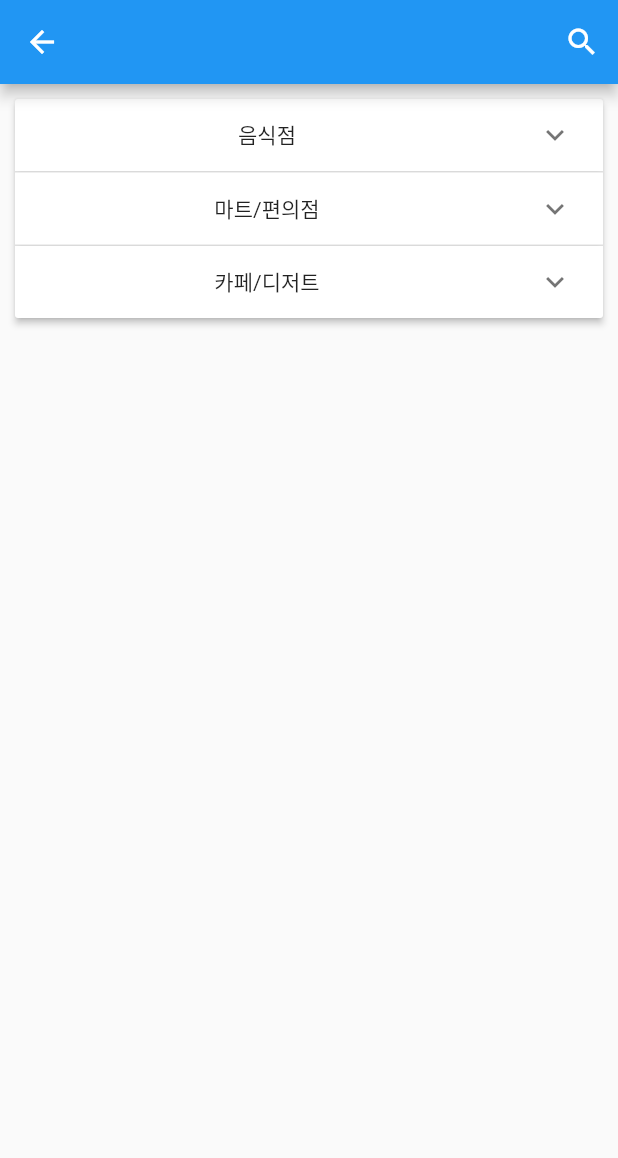
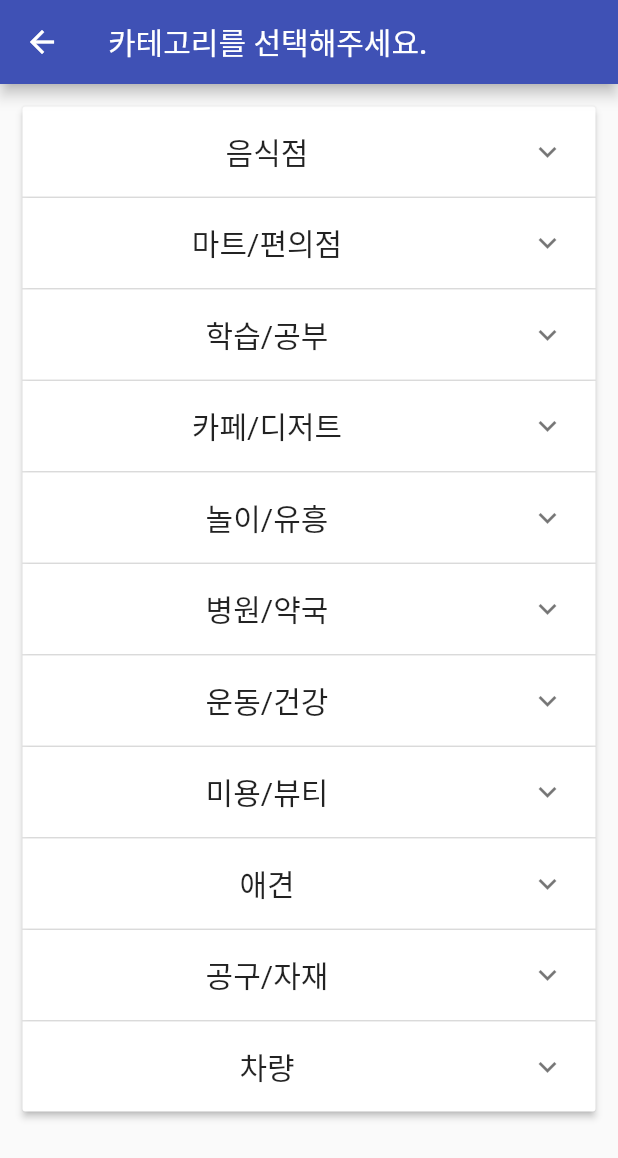
Before and after one commit to JJulme/jigu, a Flutter app: the screen it shows after launch, after a tap on "카테고리", on a phone screen of 412 x 824 dp. Shown: the top 1158 px of the screen. Run offline on Flutter 3.47's test engine with Material 2 defaults, Android fonts, the light colour scheme and no system bars; our stand-ins replace fluttertoast, get, image_picker, share.

Commit message:
kategorie 수정

```diff
--- a/lib/main.dart
+++ b/lib/main.dart
@@ -11,8 +11,9 @@ class App extends StatelessWidget {
 
   @override
   Widget build(BuildContext context) {
-    return const GetMaterialApp(
-      home: HomeScreen(),
+    return GetMaterialApp(
+      theme: ThemeData(primarySwatch: Colors.indigo),
+      home: const HomeScreen(),
     );
   }
 }
--- /dev/null
+++ b/lib/model/kategorie_model.dart
@@ -0,0 +1,90 @@
+class Kategorie {
+  var kategorie = {
+    "음식점": [
+      "고기집",
+      "한식",
+      "중식",
+      "양식",
+      "치킨",
+      "피자",
+      "분식",
+      "아시안",
+      "패스트푸드",
+      "주점",
+    ],
+    "마트/편의점": [
+      "마트",
+      "편의점",
+      "생활용품",
+      "과일가게",
+      "정육점",
+      "생선가게",
+    ],
+    "학습/공부": [
+      "스터디카페",
+      "수학학원",
+      "영어학원",
+      "교습학원",
+      "음악학원",
+      "미술학원",
+      "체육학원",
+      "고시/공무원 학원",
+      "토익학원",
+    ],
+    "카페/디저트": [
+      "카페",
+      "빵집",
+    ],
+    "놀이/유흥": [
+      "PC방",
+      "노래방",
+      "보드게임",
+      "방탈출",
+    ],
+    "병원/약국": [
+      "약국",
+      "내과",
+      "비뇨기과",
+      "산부인과",
+      "성형외과",
+      "소아과",
+      "안과",
+      "요양원",
+      "이비인후과",
+      "외과",
+      "정신과",
+      "종합병원",
+      "피부과",
+      "치과",
+    ],
+    "운동/건강": [
+      "헬스장",
+      "필라테스",
+      "실내운동",
+      "복싱장",
+      "태권도장",
+      "체육관",
+    ],
+    "미용/뷰티": [
+      "미용실",
+      "네일샵",
+      "왁싱샵",
+    ],
+    "애견": [
+      "동물병원",
+      "애완동물미용",
+      "애완동물 용품점",
+    ],
+    "공구/자재": [
+      "건축자재",
+      "철물점",
+      "전기자재",
+    ],
+    "차량": [
+      "자동차 수리점",
+      "오토바이 수리점",
+      "자동차 대리점",
+      "오토바이 대리점",
+    ],
+  };
+}
--- a/lib/screen/login/login_signup_screen.dart
+++ b/lib/screen/login/login_signup_screen.dart
@@ -12,11 +12,15 @@ class LoginSignupScreen extends StatefulWidget {
 }
 
 class _LoginSignupScreenState extends State<LoginSignupScreen> {
+  //노드 설정
   final FocusNode _emailFocus = FocusNode();
   final FocusNode _passwordFocus = FocusNode();
   final FocusNode _passwordCompareFocus = FocusNode();
+  //폼 사용을 위한 글로벌 키 설정
   final formKey = GlobalKey<FormState>();
+  //비밀번호 비교를 위한 컨트롤러 설정
   final _passwordController = TextEditingController();
+  //값 저장을 위한 설정
   String email = "";
   String password1 = "";
   String password2 = "";
@@ -51,8 +55,8 @@ class _LoginSignupScreenState extends State<LoginSignupScreen> {
                             ),
                           ),
                           Container(
-                              margin: const EdgeInsets.fromLTRB(10, 0, 0, 25),
-                              height: 50,
+                              margin: const EdgeInsets.fromLTRB(10, 0, 0, 0),
+                              height: 48,
                               width: 70,
                               child: ElevatedButton(
                                 onPressed: () {},
@@ -77,7 +81,7 @@ class _LoginSignupScreenState extends State<LoginSignupScreen> {
                           ),
                           Container(
                               margin: const EdgeInsets.fromLTRB(10, 0, 0, 0),
-                              height: 50,
+                              height: 48,
                               width: 70,
                               child: ElevatedButton(
                                   onPressed: () {}, child: const Text("확인")))
@@ -123,6 +127,7 @@ class _LoginSignupScreenState extends State<LoginSignupScreen> {
 
   InputDecoration _textFormDecoration(hintText, helperText) {
     return InputDecoration(
+      contentPadding: const EdgeInsets.all(10),
       border: const OutlineInputBorder(),
       hintText: hintText,
       helperText: helperText,
@@ -176,8 +181,7 @@ class _LoginSignupScreenState extends State<LoginSignupScreen> {
         obscureText: true,
         keyboardType: TextInputType.visiblePassword,
         focusNode: _passwordCompareFocus,
-        decoration:
-            _textFormDecoration("비밀번호 설정", "특수문자, 대소문자, 숫자 포함 8자 이상 입력하세요."),
+        decoration: _textFormDecoration("비밀번호 확인", "비밀번호를 한번더 입력해주세요."),
         validator: (value) => CheckValidatePassword().comeparePassword(
             _passwordCompareFocus, _passwordController.text, value!));
   }
--- a/lib/screen/login/login_tos_screen.dart
+++ b/lib/screen/login/login_tos_screen.dart
@@ -28,7 +28,7 @@ class _LoginTosScreenState extends State<LoginTosScreen> {
   //bool 값에 따라 반환하는 아이콘 색이 바뀜
   dynamic changeIcon({required bool checked}) {
     return checked
-        ? const Icon(Icons.check_circle, size: 35, color: Colors.green)
+        ? const Icon(Icons.check_circle, size: 35, color: Colors.indigo)
         : const Icon(Icons.check_circle_outline, size: 35, color: Colors.grey);
   }
 
--- /dev/null
+++ b/lib/screen/noticeboard/noticeboard_expansiontile_screen.dart
@@ -0,0 +1,67 @@
+import 'package:flutter/material.dart';
+import 'package:jigu/model/kategorie_model.dart';
+
+class NoticeboardExpantiontileScreen extends StatefulWidget {
+  const NoticeboardExpantiontileScreen({super.key});
+
+  @override
+  State<NoticeboardExpantiontileScreen> createState() =>
+      _NoticeboardExpantiontileScreenState();
+}
+
+class _NoticeboardExpantiontileScreenState
+    extends State<NoticeboardExpantiontileScreen> {
+  //lib\model\kategorie_model.dart 에서 카테고리 가져오기
+  final kmodel = Kategorie().kategorie;
+
+  @override
+  Widget build(BuildContext context) {
+    //대분류의 개수반환
+    return Scaffold(
+      appBar: AppBar(title: const Text("연습칸")),
+      body: SafeArea(
+          child: SingleChildScrollView(
+        child: Container(
+          margin: const EdgeInsets.all(15),
+          child: Column(
+            children: [
+              for (var title in kmodel.keys)
+                ExpansionTile(
+                  title: Text(
+                    title,
+                    textAlign: TextAlign.center,
+                  ),
+                  children: [
+                    Container(
+                      margin: const EdgeInsets.all(10),
+                      child: GridView.builder(
+                        //index의 값 범위 지정해줌
+                        itemCount: kmodel[title]?.length,
+                        //높이 지정 에러 방지
+                        scrollDirection: Axis.vertical,
+                        shrinkWrap: true, //
+                        gridDelegate:
+                            const SliverGridDelegateWithFixedCrossAxisCount(
+                                crossAxisCount: 2,
+                                childAspectRatio: 4 / 1,
+                                mainAxisSpacing: 10,
+                                crossAxisSpacing: 10),
+                        //반복적으로 리스트 내 항목만큼 체크박스 만들어냄
+                        itemBuilder: (context, index) {
+                          return TextButton(
+                            //눌렀을 경우 어떻게 될지 정해야함
+                            onPressed: () {},
+                            child: Text(kmodel[title]![index]),
+                          );
+                        },
+                      ),
+                    )
+                  ],
+                ),
+            ],
+          ),
+        ),
+      )),
+    );
+  }
+}
--- a/lib/screen/noticeboard/noticeboard_kategorie_screen.dart
+++ b/lib/screen/noticeboard/noticeboard_kategorie_screen.dart
@@ -1,4 +1,6 @@
 import 'package:flutter/material.dart';
+import 'package:get/get.dart';
+import 'package:jigu/model/kategorie_model.dart';
 
 class NoticeboardKategorieScreen extends StatefulWidget {
   const NoticeboardKategorieScreen({super.key});
@@ -10,62 +12,66 @@ class NoticeboardKategorieScreen extends StatefulWidget {
 
 class _NoticeboardKategorieScreenState
     extends State<NoticeboardKategorieScreen> {
-  //대분류 카테고리
-  List<String> mainKategorie = ["음식점", "마트/편의점", "카페/디저트"];
-  //소분류 음식점
-  List<String> foodKategorie = [
-    "고기집",
-    "한식",
-    "중식",
-    "양식",
-    "아시안",
-    "패스트푸드",
-    "이자카야"
-  ];
+  //lib\model\kategorie_model.dart 에서 카테고리 가져오기
+  final kmodel = Kategorie().kategorie;
   @override
   Widget build(BuildContext context) {
-    //대분류의 개수반환
-    int mainIndex = mainKategorie.length;
-    //대분류 개수에 맞게 bool 리스트 생성
-    List<bool> isPanal = List.generate(mainIndex, (_) => false);
-
     return Scaffold(
       appBar: AppBar(
-        actions: [
-          IconButton(
-            onPressed: () {},
-            icon: const Icon(Icons.search),
-          )
-        ],
+        title: const Text("카테고리를 선택해주세요."),
       ),
       body: SafeArea(
-        child: SingleChildScrollView(
-          child: Column(
+          child: SingleChildScrollView(
+        child: Container(
+          margin: const EdgeInsets.all(15),
+          child: ExpansionPanelList.radio(
             children: [
-              Container(
-                padding: const EdgeInsets.all(10),
-                //ExpansionPanal 설명 유튜브 https://www.youtube.com/watch?v=2aJZzRMziJc
-                child: ExpansionPanelList(
-                  expansionCallback: (panelIndex, isExpanded) => setState(() {
-                    isPanal[panelIndex] = !isExpanded;
-                  }),
-                  children: [
-                    for (var i in mainKategorie)
-                      ExpansionPanel(
-                        //대분류의 이름이 들어갈 패널이름
-                        headerBuilder: (context, isOpened) =>
-                            Center(child: Text(i)),
-
-                        body: const Text("Open"),
-                        isExpanded: isPanal[0],
-                      ),
-                  ],
-                ),
-              ),
+              for (var title in kmodel.keys)
+                ExpansionPanelRadio(
+                  //패널의 위치값
+                  value: Text(title),
+                  //헤더 전체 클릭시 확장
+                  canTapOnHeader: true,
+                  //패널 제목 설정
+                  headerBuilder: (context, isExpanded) => Container(
+                      alignment: Alignment.center,
+                      margin: const EdgeInsets.symmetric(vertical: 15),
+                      child: Text(
+                        title,
+                        style: const TextStyle(fontSize: 20),
+                      )),
+                  //패널 펼쳤을 때 내용 설정
+                  body: GridView.builder(
+                    //index의 값 범위 지정해줌
+                    itemCount: kmodel[title]?.length,
+                    //높이 지정 에러 방지
+                    scrollDirection: Axis.vertical,
+                    shrinkWrap: true, //
+                    gridDelegate:
+                        const SliverGridDelegateWithFixedCrossAxisCount(
+                            crossAxisCount: 2,
+                            childAspectRatio: 4 / 1,
+                            mainAxisSpacing: 10,
+                            crossAxisSpacing: 10),
+                    itemBuilder: (context, index) {
+                      return TextButton(
+                        //눌렀을 경우 어떻게 될지 정해야함
+                        onPressed: () {
+                          // Get.to(NoticeboardScreen(), arguments: kmodel[title]![index]);
+                          Get.back(result: kmodel[title]![index]);
+                        },
+                        child: Text(
+                          kmodel[title]![index],
+                          style: const TextStyle(fontSize: 18),
+                        ),
+                      );
+                    },
+                  ),
+                )
             ],
           ),
         ),
-      ),
+      )),
     );
   }
 }
--- a/lib/screen/noticeboard/noticeboard_screen.dart
+++ b/lib/screen/noticeboard/noticeboard_screen.dart
@@ -1,10 +1,20 @@
 import 'package:flutter/material.dart';
+import 'package:get/get.dart';
+import 'package:jigu/screen/noticeboard/noticeboard_expansiontile_screen.dart';
 import 'package:jigu/screen/noticeboard/noticeboard_kategorie_screen.dart';
 import 'package:jigu/screen/search/search_screen.dart';
 import 'noticeboard_detail_screen.dart';
 
-class NoticeboardScreen extends StatelessWidget {
+class NoticeboardScreen extends StatefulWidget {
   const NoticeboardScreen({super.key});
+
+  @override
+  State<NoticeboardScreen> createState() => _NoticeboardScreenState();
+}
+
+class _NoticeboardScreenState extends State<NoticeboardScreen> {
+  //lib\screen\noticeboard\noticeboard_kategorie_screen.dart 에서 데이터 받는 변수
+  late dynamic selectKategorie = Get.arguments;
 
   @override
   Widget build(BuildContext context) {
@@ -16,28 +26,27 @@ class NoticeboardScreen extends StatelessWidget {
           ElevatedButton(
             //카테고리 버튼 누르면 화면 전환
             onPressed: () {
-              Navigator.push(
-                  context,
-                  MaterialPageRoute(
-                    builder: (context) => const NoticeboardKategorieScreen(),
-                  ));
+              Get.to(() => const NoticeboardKategorieScreen());
+            },
+            //버튼 입체감 없애기
+            style: ElevatedButton.styleFrom(elevation: 0),
+            //텍스트 설정
+            child: Text(
+              //받은 데이터가 비어있으면 "카테고리", 선택되었다면 선택된 카테고리 이름
+              (selectKategorie == null) ? "카테고리" : selectKategorie,
+              style: const TextStyle(color: Colors.white, fontSize: 17),
+            ),
+          ),
+          ElevatedButton(
+            onPressed: () {
+              Get.to(() => const NoticeboardExpantiontileScreen());
             },
             //버튼 입체감 없애기
             style: ElevatedButton.styleFrom(elevation: 0),
             //텍스트 설정
             child: const Text(
-              "카테고리",
-              style: TextStyle(color: Colors.white),
-            ),
-          ),
-          ElevatedButton(
-            onPressed: () {},
-            //버튼 입체감 없애기
-            style: ElevatedButton.styleFrom(elevation: 0),
-            //텍스트 설정
-            child: const Text(
               "지역설정",
-              style: TextStyle(color: Colors.white),
+              style: TextStyle(color: Colors.white, fontSize: 17),
             ),
           ),
           //검색화면에 검색과 토글버튼 생성 예정
@@ -64,42 +73,42 @@ class NoticeboardScreen extends StatelessWidget {
         child: ListView(
           children: [
             Container(
-              color: Colors.blue.shade100,
+              color: Colors.indigo.shade100,
               height: 100,
               child: const Center(child: Text("정현진")),
             ),
             Container(
-              color: Colors.blue.shade200,
+              color: Colors.indigo.shade200,
               height: 100,
               child: const Center(child: Text("임정민")),
             ),
             Container(
-              color: Colors.blue.shade300,
+              color: Colors.indigo.shade300,
               height: 100,
               child: const Center(child: Text("김광호")),
             ),
             Container(
-              color: Colors.blue.shade400,
+              color: Colors.indigo.shade400,
               height: 100,
               child: const Center(child: Text("김기환")),
             ),
             Container(
-              color: Colors.blue.shade100,
+              color: Colors.indigo.shade100,
               height: 100,
               child: const Center(child: Text("정현진")),
             ),
             Container(
-              color: Colors.blue.shade200,
+              color: Colors.indigo.shade200,
               height: 100,
               child: const Center(child: Text("임정민")),
             ),
             Container(
-              color: Colors.blue.shade300,
+              color: Colors.indigo.shade300,
               height: 100,
               child: const Center(child: Text("김광호")),
             ),
             Container(
-              color: Colors.blue.shade400,
+              color: Colors.indigo.shade400,
               height: 100,
               child: const Center(child: Text("김기환")),
             ),
```
